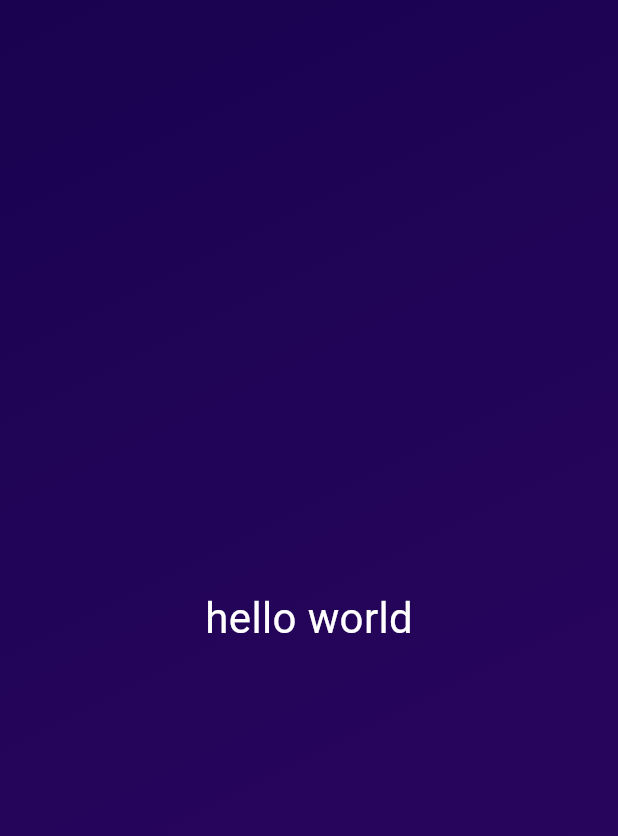
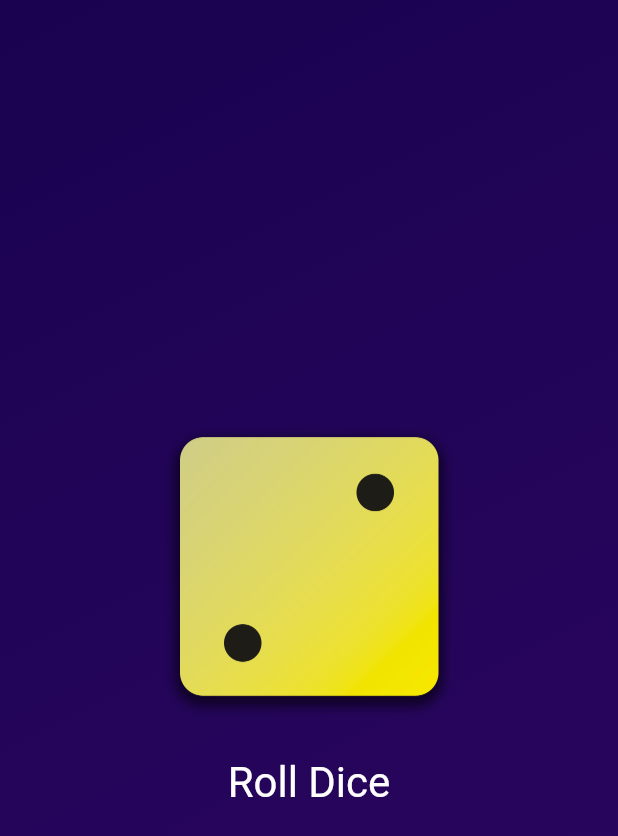
Before and after one commit to surazz999/flutter_application_1, a Flutter app: the screen it shows after launch, on a phone screen of 412 x 824 dp. Shown: the top 836 px of the screen. Run offline on Flutter 3.47's test engine with Material 3 defaults, Android fonts, the phone set to English and light mode, and no system bars.

Commit message:
dice roll comleted

```diff
--- /dev/null
+++ b/lib/dice_roller.dart
@@ -0,0 +1,46 @@
+import 'package:flutter/material.dart';
+import 'dart:math';
+
+class DiceRoller extends StatefulWidget {
+  const DiceRoller({super.key});
+  @override
+  State<DiceRoller> createState() {
+    return _DiceRollerState();
+  }
+}
+
+class _DiceRollerState extends State<DiceRoller> {
+  final randomizer = Random();
+  var currentDiceRoll = 2;
+
+  void rolldice() {
+    setState(() {
+      currentDiceRoll = randomizer.nextInt(6) + 1;
+    });
+  }
+
+  @override
+  Widget build(context) {
+    return Column(
+      mainAxisAlignment: MainAxisAlignment.center,
+      children: [
+        Center(
+          child: Image.asset(
+            'assets/images/dice-$currentDiceRoll.png',
+            width: 200,
+          ),
+        ),
+        const SizedBox(
+          height: 20,
+        ),
+        TextButton(
+          onPressed: rolldice,
+          style: TextButton.styleFrom(
+              foregroundColor: Colors.white,
+              textStyle: const TextStyle(fontSize: 28)),
+          child: const Text('Roll Dice'),
+        )
+      ],
+    );
+  }
+}
--- a/lib/gradient_container.dart
+++ b/lib/gradient_container.dart
@@ -1,11 +1,13 @@
 import 'package:flutter/material.dart';
-import 'package:flutter_application_1/styled_text.dart';
+import 'package:flutter_application_1/dice_roller.dart';
 
 var startAligment = Alignment.topLeft;
 var endAlignment = Alignment.bottomRight;
 
 class GradientContainer extends StatelessWidget {
-  const GradientContainer({super.key});
+  const GradientContainer({super.key, required this.colors});
+  final List<Color> colors;
+
   @override
   Widget build(context) {
     return Container(
@@ -17,9 +19,10 @@ class GradientContainer extends StatelessWidget {
           ],
           begin: startAligment,
           end: endAlignment,
-      )),
-      child: const Center(
-        child: StyledText('hello world'),
+        ),
+      ),
+      child: Center(
+        child:DiceRoller(),
       ),
     );
   }
--- a/lib/main.dart
+++ b/lib/main.dart
@@ -3,8 +3,15 @@ import 'package:flutter_application_1/gradient_container.dart';
 
 void main() {
   runApp(
-    const MaterialApp(
-      home: Scaffold(body: GradientContainer()),
+    MaterialApp(
+      home: Scaffold(
+        body: GradientContainer(
+          colors: const [
+            Color.fromARGB(255, 45, 7, 98),
+            Color.fromARGB(255, 26, 2, 80)
+          ],
+        ),
+      ),
     ),
   );
 }
```
Lines whose indentation alone changed are shown as unchanged.
